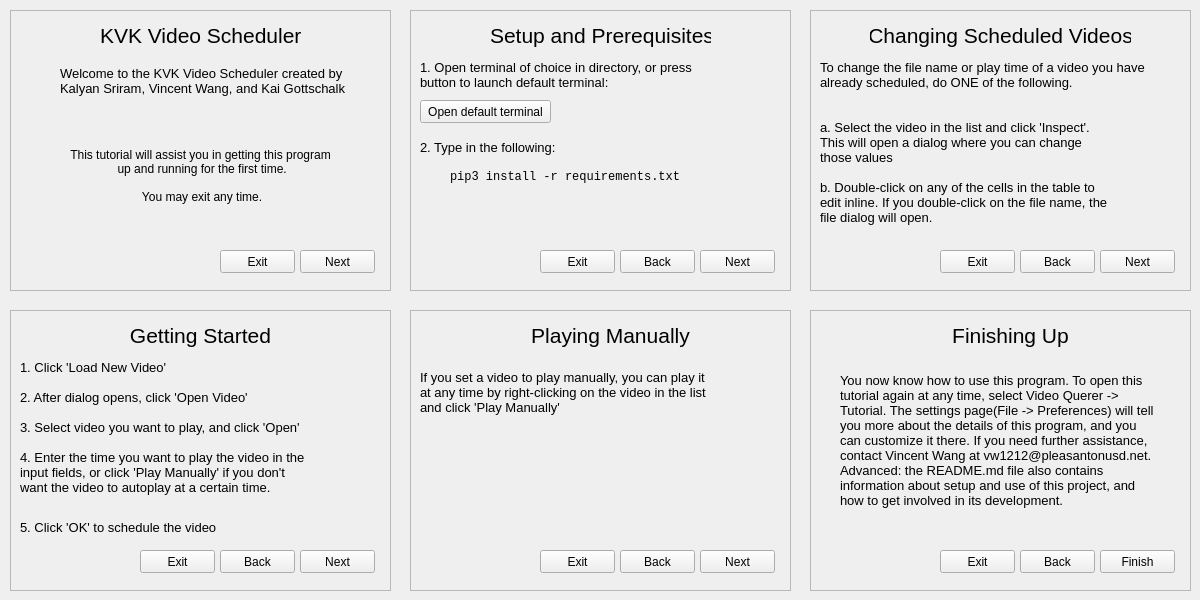
coderkalyan/vst_project, file designer/welcome.ui: the form before one commit.
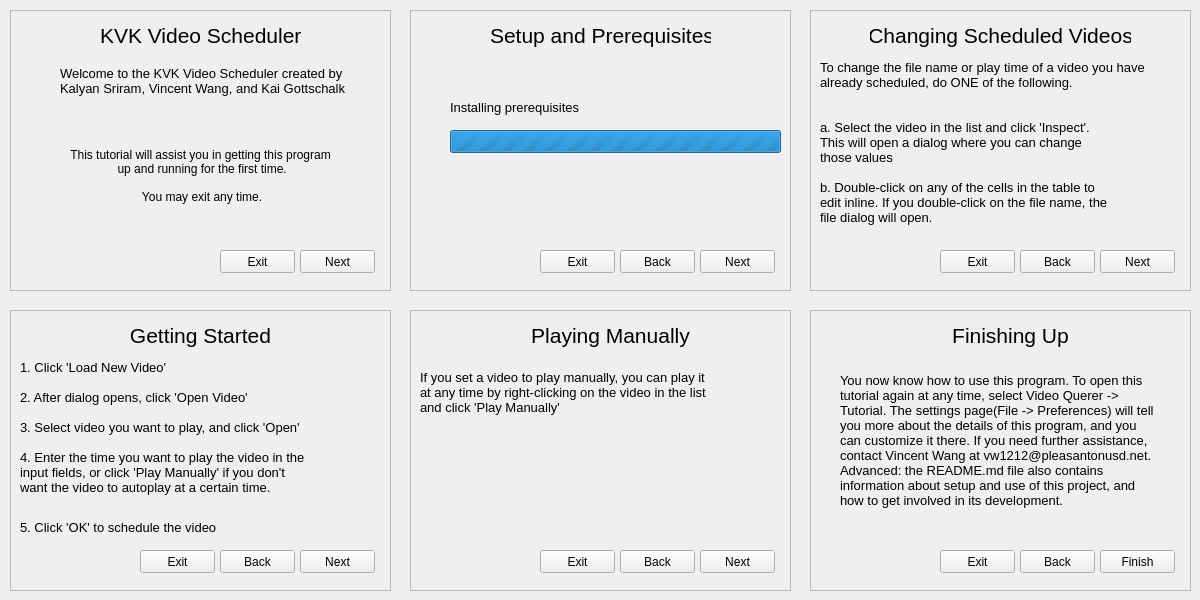
The form after the commit.

Commit message: added prereq progress bar

```diff
--- a/designer/welcome.ui
+++ b/designer/welcome.ui
@@ -167,34 +167,6 @@
      <string>Setup and Prerequisites</string>
     </property>
    </widget>
-   <widget class="QLabel" name="label_5">
-    <property name="geometry">
-     <rect>
-      <x>10</x>
-      <y>50</y>
-      <width>291</width>
-      <height>41</height>
-     </rect>
-    </property>
-    <property name="font">
-     <font>
-      <family>Segoe UI</family>
-      <pointsize>10</pointsize>
-     </font>
-    </property>
-    <property name="text">
-     <string>1. Open terminal of choice in directory, or press button to launch default terminal: </string>
-    </property>
-    <property name="scaledContents">
-     <bool>false</bool>
-    </property>
-    <property name="alignment">
-     <set>Qt::AlignLeading|Qt::AlignLeft|Qt::AlignTop</set>
-    </property>
-    <property name="wordWrap">
-     <bool>true</bool>
-    </property>
-   </widget>
    <widget class="QPushButton" name="pushButton_3">
     <property name="geometry">
      <rect>
@@ -221,24 +193,11 @@
      <string>Exit</string>
     </property>
    </widget>
-   <widget class="QPushButton" name="pushButton_9">
-    <property name="geometry">
-     <rect>
-      <x>10</x>
-      <y>90</y>
-      <width>131</width>
-      <height>23</height>
-     </rect>
-    </property>
-    <property name="text">
-     <string>Open default terminal</string>
-    </property>
-   </widget>
    <widget class="QLabel" name="label_13">
     <property name="geometry">
      <rect>
-      <x>10</x>
-      <y>130</y>
+      <x>40</x>
+      <y>90</y>
       <width>141</width>
       <height>21</height>
      </rect>
@@ -250,35 +209,7 @@
      </font>
     </property>
     <property name="text">
-     <string>2. Type in the following:</string>
-    </property>
-    <property name="scaledContents">
-     <bool>false</bool>
-    </property>
-    <property name="alignment">
-     <set>Qt::AlignLeading|Qt::AlignLeft|Qt::AlignTop</set>
-    </property>
-    <property name="wordWrap">
-     <bool>true</bool>
-    </property>
-   </widget>
-   <widget class="QLabel" name="label_14">
-    <property name="geometry">
-     <rect>
-      <x>40</x>
-      <y>160</y>
-      <width>231</width>
-      <height>21</height>
-     </rect>
-    </property>
-    <property name="font">
-     <font>
-      <family>Consolas</family>
-      <pointsize>9</pointsize>
-     </font>
-    </property>
-    <property name="text">
-     <string>pip3 install -r requirements.txt</string>
+     <string>Installing prerequisites</string>
     </property>
     <property name="scaledContents">
      <bool>false</bool>
@@ -303,6 +234,25 @@
      <string>Back</string>
     </property>
    </widget>
+   <widget class="QProgressBar" name="progressBar">
+    <property name="geometry">
+     <rect>
+      <x>40</x>
+      <y>120</y>
+      <width>331</width>
+      <height>23</height>
+     </rect>
+    </property>
+    <property name="maximum">
+     <number>0</number>
+    </property>
+    <property name="value">
+     <number>-1</number>
+    </property>
+    <property name="invertedAppearance">
+     <bool>false</bool>
+    </property>
+   </widget>
   </widget>
   <widget class="QFrame" name="win2_2">
    <property name="geometry">
```
